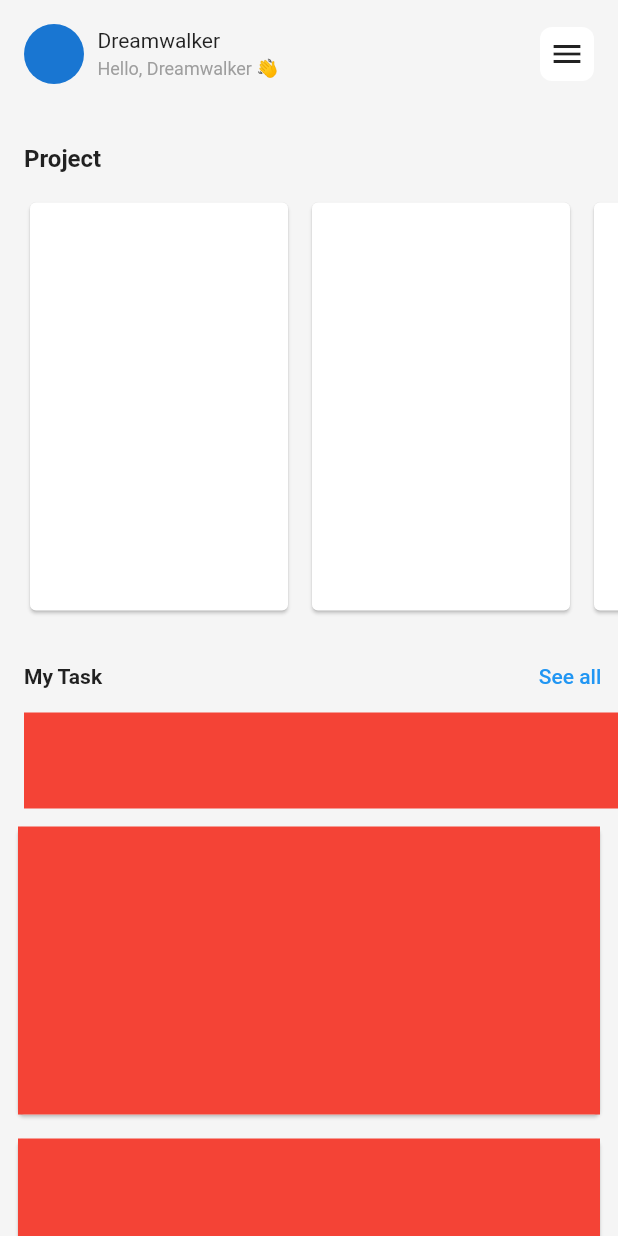
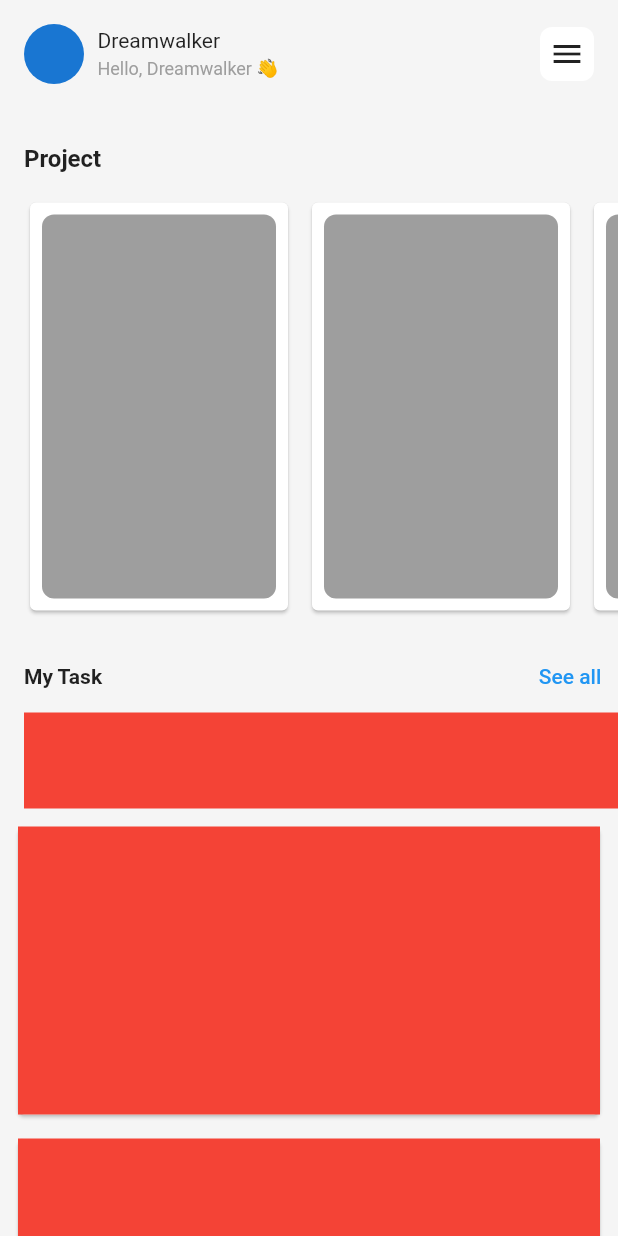
Before and after one commit to JAICHANGPARK/flutter_notebook_18th_story, a Flutter app: the screen it shows after launch, on a phone screen of 412 x 824 dp. Run offline on Flutter 3.47's test engine with Material 2 defaults, Android fonts, the phone set to English and light mode, and no system bars; our stand-ins replace cached_network_image, flutter_lorem, flutter_riverpod, flutter_svg, freezed_annotation, go_router and 2 more.

Commit message:
Update task_management_main_page.dart

```diff
--- a/lib/ep1066_task_mng_app/src/ui/task_management_main_page.dart
+++ b/lib/ep1066_task_mng_app/src/ui/task_management_main_page.dart
@@ -76,23 +76,32 @@ class _TaskManagementMainPageState extends State<TaskManagementMainPage> {
                         // ),
                         child: ListView.builder(
                           scrollDirection: Axis.horizontal,
-                          itemBuilder: (context, index){
+                          itemBuilder: (context, index) {
                             return Padding(
                               padding: const EdgeInsets.only(right: 8),
                               child: SizedBox(
                                 width: 180,
                                 child: Card(
-                                  child: Column(
-                                    children: [
-
-                                    ],
+                                  child: Padding(
+                                    padding: const EdgeInsets.all(8.0),
+                                    child: Column(
+                                      children: [
+                                        Expanded(
+                                          child: Container(
+                                            decoration: BoxDecoration(
+                                              color: Colors.grey,
+                                              borderRadius: BorderRadius.circular(8),
+                                            ),
+                                          ),),
+                                      ],
+                                    ),
                                   ),
                                 ),
                               ),
                             );
                           },
-
-                        itemCount: 10,),
+                          itemCount: 10,
+                        ),
                       ),
                     ),
                     const SizedBox(
```
